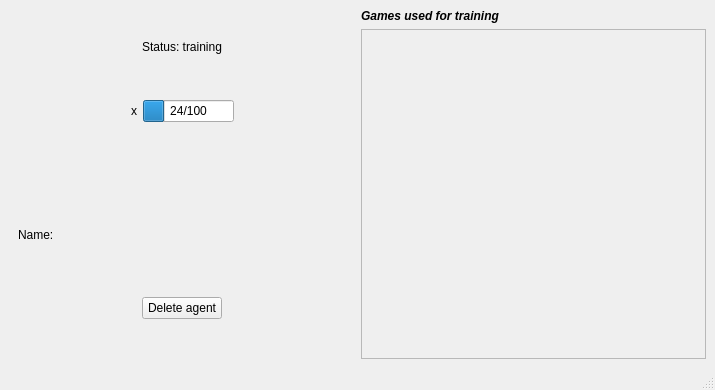
The window that agent_detail.ui (francidellungo/Minigrid_HCI-project) describes before a commit, drawn with Qt 5.
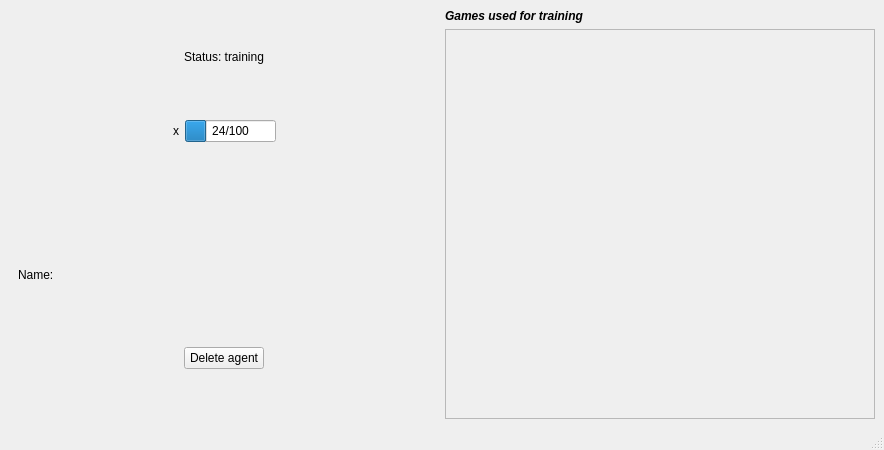
The same window after the commit.

```diff
--- a/agent_detail.ui
+++ b/agent_detail.ui
@@ -6,8 +6,8 @@
    <rect>
     <x>0</x>
     <y>0</y>
-    <width>715</width>
-    <height>390</height>
+    <width>884</width>
+    <height>450</height>
    </rect>
   </property>
   <property name="windowTitle">
@@ -196,8 +196,8 @@
           <rect>
            <x>0</x>
            <y>0</y>
-           <width>341</width>
-           <height>302</height>
+           <width>426</width>
+           <height>362</height>
           </rect>
          </property>
          <layout class="QVBoxLayout" name="info_verticalLayout_2"/>
```
Left out of the diff: 2 changed lines with no effect on the pictures.
